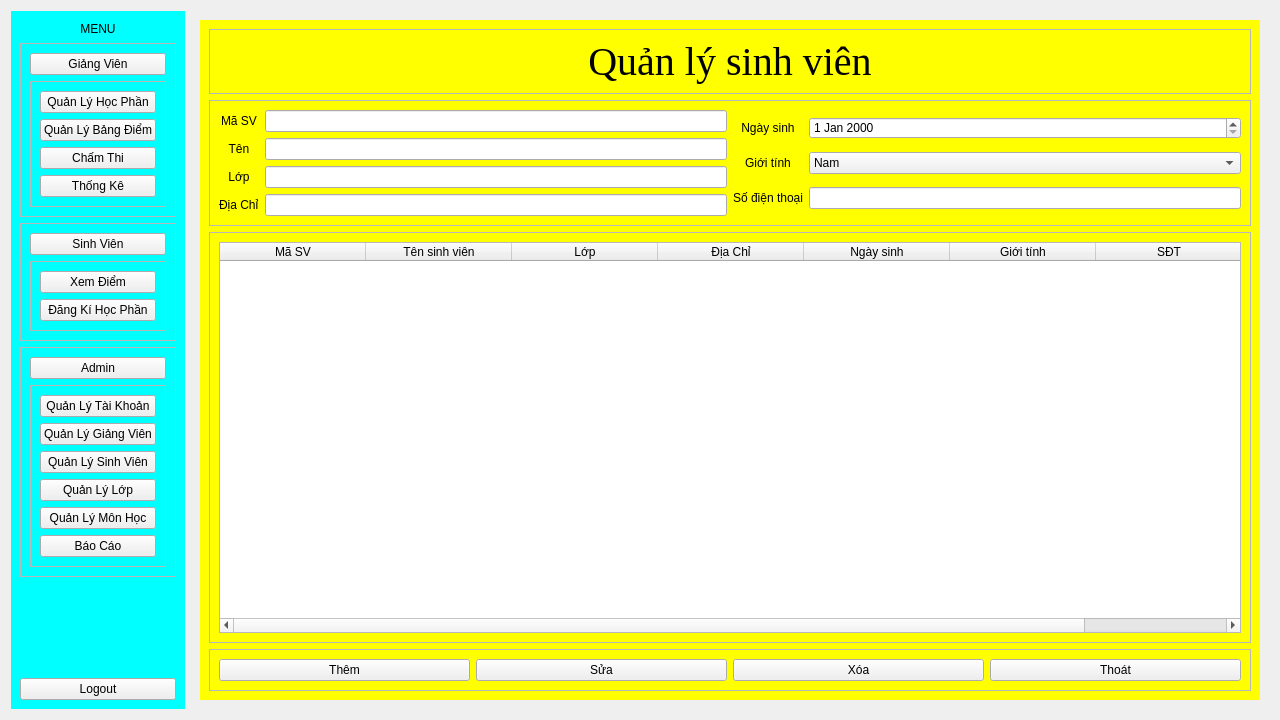
Before: the Qt Designer form main/FrontEnd/Menu.ui in phusomnia/Student_Management, drawn with Qt 5.
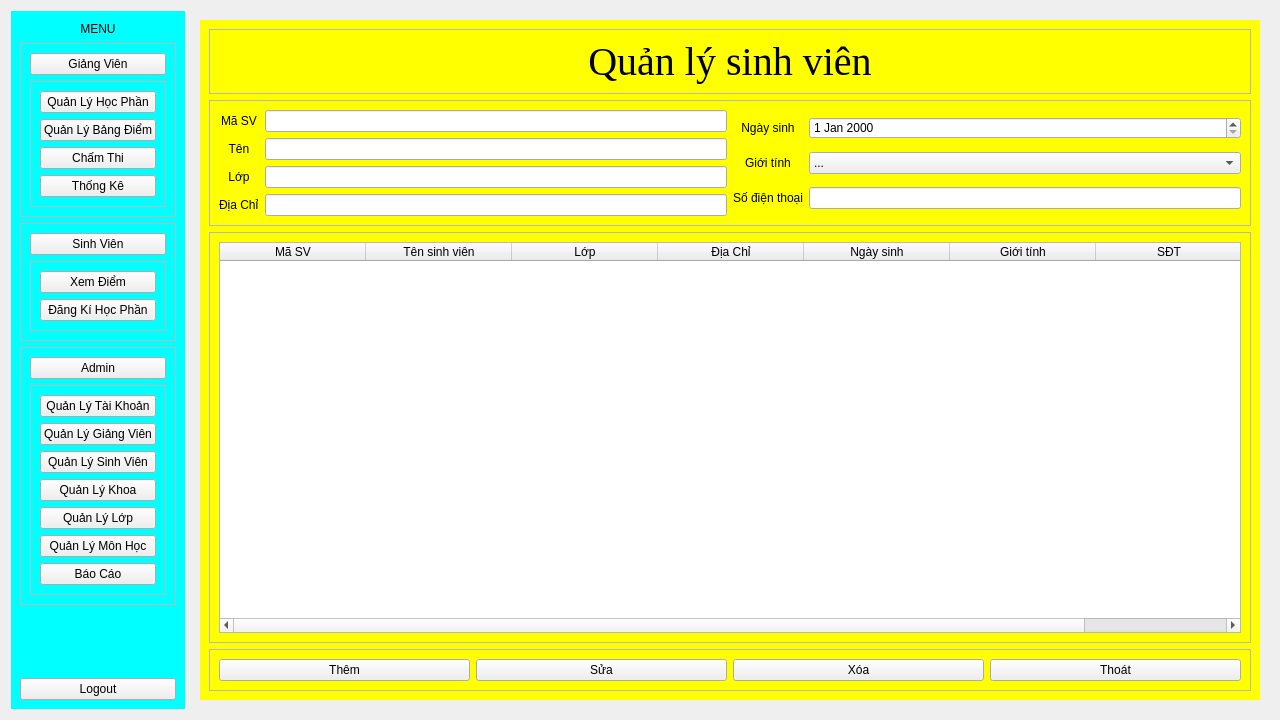
After: the same form once the commit is applied. The open tabs and pages were chosen to show the change.

The edit to the form file:
```diff
--- a/main/FrontEnd/Menu.ui
+++ b/main/FrontEnd/Menu.ui
@@ -231,6 +231,13 @@
                 </property>
                </widget>
               </item>
+              <item>
+               <widget class="QPushButton" name="QLKBtn">
+                <property name="text">
+                 <string>Quản Lý Khoa</string>
+                </property>
+               </widget>
+              </item>
               <item>
                <widget class="QPushButton" name="QLLBtn">
                 <property name="text">
@@ -286,7 +293,7 @@
    <item row="0" column="1">
     <widget class="QWidget" name="Frame_Display" native="true">
      <property name="styleSheet">
-      <string notr="true">#Frame_QLGV, #Frame_QLL, #Frame_QLSV {
+      <string notr="true">#Frame_QLGV, #Frame_QLL, #Frame_QLSV, #Frame_QLMH {
 background-color: yellow;
 }
 
@@ -739,6 +746,11 @@
                 <layout class="QGridLayout" name="gridLayout_5">
                  <item row="1" column="2">
                   <widget class="QComboBox" name="ComboboxGtinh">
+                   <item>
+                    <property name="text">
+                     <string>...</string>
+                    </property>
+                   </item>
                    <item>
                     <property name="text">
                      <string>Nam</string>
```
Left out of the diff: 69 changed lines with no effect on the pictures.
